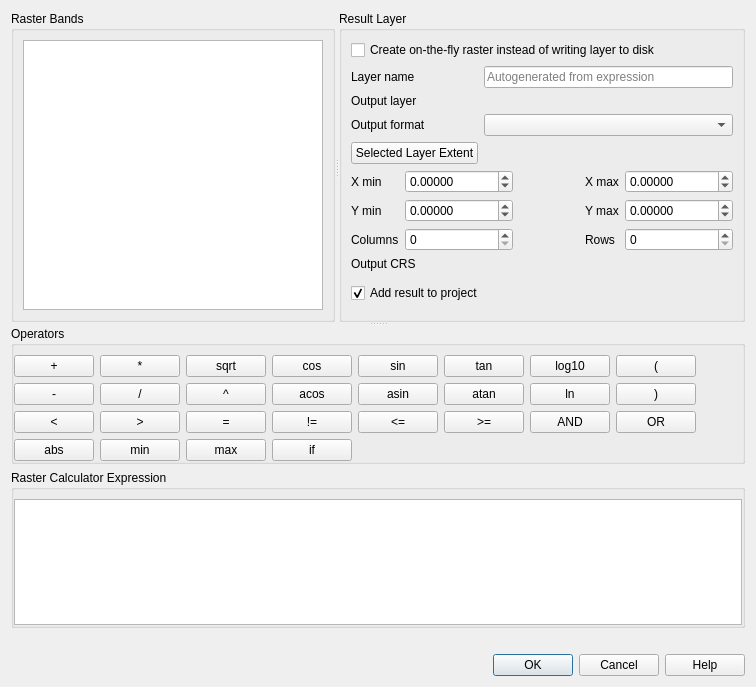
This is src/ui/qgsrastercalcdialogbase.ui in qgis/QGIS as Qt 5 draws it before an edit. The edited form follows.
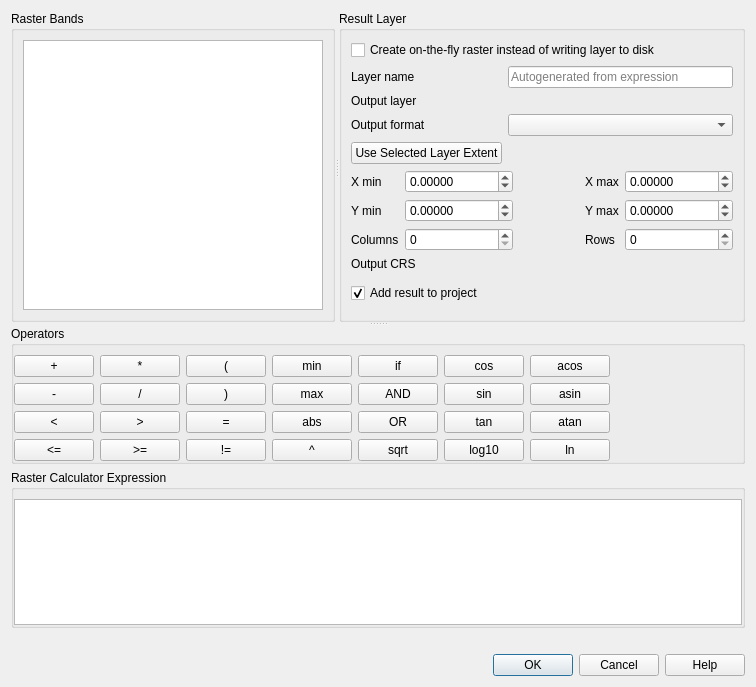
This is the edited form. Custom widgets are drawn as their Qt base class.

Commit message: Reorder the operators to match the mesh calc ones

Diff of the .ui file:
```diff
--- a/src/ui/qgsrastercalcdialogbase.ui
+++ b/src/ui/qgsrastercalcdialogbase.ui
@@ -246,7 +246,7 @@
         <item row="4" column="0">
          <widget class="QPushButton" name="mCurrentLayerExtentButton">
           <property name="text">
-           <string>Selected Layer Extent</string>
+           <string>Use Selected Layer Extent</string>
           </property>
          </widget>
         </item>
@@ -290,62 +290,6 @@
           <property name="bottomMargin">
            <number>0</number>
           </property>
-          <item row="2" column="11">
-           <widget class="QPushButton" name="mOrButton">
-            <property name="text">
-             <string notr="true">OR</string>
-            </property>
-           </widget>
-          </item>
-          <item row="1" column="10">
-           <widget class="QPushButton" name="mLnButton">
-            <property name="text">
-             <string notr="true">ln</string>
-            </property>
-           </widget>
-          </item>
-          <item row="2" column="6">
-           <widget class="QPushButton" name="mLesserEqualButton">
-            <property name="text">
-             <string notr="true">&lt;=</string>
-            </property>
-           </widget>
-          </item>
-          <item row="2" column="10">
-           <widget class="QPushButton" name="mAndButton">
-            <property name="text">
-             <string notr="true">AND</string>
-            </property>
-           </widget>
-          </item>
-          <item row="0" column="10">
-           <widget class="QPushButton" name="mLogButton">
-            <property name="text">
-             <string notr="true">log10</string>
-            </property>
-           </widget>
-          </item>
-          <item row="2" column="0">
-           <widget class="QPushButton" name="mLessButton">
-            <property name="text">
-             <string notr="true">&lt;</string>
-            </property>
-           </widget>
-          </item>
-          <item row="2" column="8">
-           <widget class="QPushButton" name="mGreaterEqualButton">
-            <property name="text">
-             <string notr="true">&gt;=</string>
-            </property>
-           </widget>
-          </item>
-          <item row="0" column="8">
-           <widget class="QPushButton" name="mTanButton">
-            <property name="text">
-             <string notr="true">tan</string>
-            </property>
-           </widget>
-          </item>
           <item row="0" column="0">
            <widget class="QPushButton" name="mPlusPushButton">
             <property name="text">
@@ -360,47 +304,96 @@
             </property>
            </widget>
           </item>
+          <item row="0" column="2">
+           <widget class="QPushButton" name="mOpenBracketPushButton">
+            <property name="text">
+             <string notr="true">(</string>
+            </property>
+           </widget>
+          </item>
+          <item row="0" column="3">
+           <widget class="QPushButton" name="mMinButton">
+            <property name="text">
+             <string notr="true">min</string>
+            </property>
+           </widget>
+          </item>
           <item row="0" column="4">
+           <widget class="QPushButton" name="mConditionalStatButton">
+            <property name="text">
+             <string notr="true">if</string>
+            </property>
+           </widget>
+          </item>
+          <item row="0" column="5">
            <widget class="QPushButton" name="mCosButton">
             <property name="text">
              <string notr="true">cos</string>
             </property>
            </widget>
           </item>
-          <item row="2" column="1">
-           <widget class="QPushButton" name="mGreaterButton">
-            <property name="text">
-             <string notr="true">&gt;</string>
-            </property>
-           </widget>
-          </item>
-          <item row="0" column="14">
-           <spacer name="horizontalSpacer_3">
-            <property name="orientation">
-             <enum>Qt::Horizontal</enum>
-            </property>
-            <property name="sizeHint" stdset="0">
-             <size>
-              <width>5</width>
-              <height>20</height>
-             </size>
-            </property>
-           </spacer>
-          </item>
-          <item row="1" column="8">
-           <widget class="QPushButton" name="mATanButton">
-            <property name="text">
-             <string notr="true">atan</string>
-            </property>
-           </widget>
-          </item>
-          <item row="1" column="4">
+          <item row="0" column="6">
            <widget class="QPushButton" name="mACosButton">
             <property name="text">
              <string notr="true">acos</string>
             </property>
            </widget>
           </item>
+          <item row="0" column="7">
+           <spacer name="horizontalSpacer_3">
+            <property name="orientation">
+             <enum>Qt::Horizontal</enum>
+            </property>
+            <property name="sizeHint" stdset="0">
+             <size>
+              <width>5</width>
+              <height>20</height>
+             </size>
+            </property>
+           </spacer>
+          </item>
+          <item row="1" column="0">
+           <widget class="QPushButton" name="mMinusPushButton">
+            <property name="text">
+             <string notr="true">-</string>
+            </property>
+           </widget>
+          </item>
+          <item row="1" column="1">
+           <widget class="QPushButton" name="mDividePushButton">
+            <property name="text">
+             <string notr="true">/</string>
+            </property>
+           </widget>
+          </item>
+          <item row="1" column="2">
+           <widget class="QPushButton" name="mCloseBracketPushButton">
+            <property name="text">
+             <string notr="true">)</string>
+            </property>
+           </widget>
+          </item>
+          <item row="1" column="3">
+           <widget class="QPushButton" name="mMaxButton">
+            <property name="text">
+             <string notr="true">max</string>
+            </property>
+           </widget>
+          </item>
+          <item row="1" column="4">
+           <widget class="QPushButton" name="mAndButton">
+            <property name="text">
+             <string notr="true">AND</string>
+            </property>
+           </widget>
+          </item>
+          <item row="1" column="5">
+           <widget class="QPushButton" name="mSinButton">
+            <property name="text">
+             <string notr="true">sin</string>
+            </property>
+           </widget>
+          </item>
           <item row="1" column="6">
            <widget class="QPushButton" name="mASinButton">
             <property name="text">
@@ -408,17 +401,17 @@
             </property>
            </widget>
           </item>
-          <item row="2" column="4">
-           <widget class="QPushButton" name="mNotEqualButton">
+          <item row="2" column="0">
+           <widget class="QPushButton" name="mLessButton">
             <property name="text">
-             <string notr="true">!=</string>
+             <string notr="true">&lt;</string>
             </property>
            </widget>
           </item>
-          <item row="1" column="11">
-           <widget class="QPushButton" name="mCloseBracketPushButton">
+          <item row="2" column="1">
+           <widget class="QPushButton" name="mGreaterButton">
             <property name="text">
-             <string notr="true">)</string>
+             <string notr="true">&gt;</string>
             </property>
            </widget>
           </item>
@@ -429,73 +422,80 @@
             </property>
            </widget>
           </item>
-          <item row="1" column="0">
-           <widget class="QPushButton" name="mMinusPushButton">
+          <item row="2" column="3">
+           <widget class="QPushButton" name="mAbsButton">
             <property name="text">
-             <string notr="true">-</string>
+             <string notr="true">abs</string>
             </property>
            </widget>
           </item>
-          <item row="0" column="11">
-           <widget class="QPushButton" name="mOpenBracketPushButton">
+          <item row="2" column="4">
+           <widget class="QPushButton" name="mOrButton">
             <property name="text">
-             <string notr="true">(</string>
+             <string notr="true">OR</string>
             </property>
            </widget>
           </item>
-          <item row="1" column="1">
-           <widget class="QPushButton" name="mDividePushButton">
+          <item row="2" column="5">
+           <widget class="QPushButton" name="mTanButton">
             <property name="text">
-             <string notr="true">/</string>
+             <string notr="true">tan</string>
             </property>
            </widget>
           </item>
-          <item row="1" column="2">
+          <item row="2" column="6">
+           <widget class="QPushButton" name="mATanButton">
+            <property name="text">
+             <string notr="true">atan</string>
+            </property>
+           </widget>
+          </item>
+          <item row="3" column="0">
+           <widget class="QPushButton" name="mLesserEqualButton">
+            <property name="text">
+             <string notr="true">&lt;=</string>
+            </property>
+           </widget>
+          </item>
+          <item row="3" column="1">
+           <widget class="QPushButton" name="mGreaterEqualButton">
+            <property name="text">
+             <string notr="true">&gt;=</string>
+            </property>
+           </widget>
+          </item>
+          <item row="3" column="2">
+           <widget class="QPushButton" name="mNotEqualButton">
+            <property name="text">
+             <string notr="true">!=</string>
+            </property>
+           </widget>
+          </item>
+          <item row="3" column="3">
            <widget class="QPushButton" name="mExpButton">
             <property name="text">
              <string notr="true">^</string>
             </property>
            </widget>
           </item>
-          <item row="0" column="6">
-           <widget class="QPushButton" name="mSinButton">
-            <property name="text">
-             <string notr="true">sin</string>
-            </property>
-           </widget>
-          </item>
-          <item row="0" column="2">
+          <item row="3" column="4">
            <widget class="QPushButton" name="mSqrtButton">
             <property name="text">
              <string notr="true">sqrt</string>
             </property>
            </widget>
           </item>
-          <item row="3" column="0">
-           <widget class="QPushButton" name="mAbsButton">
+          <item row="3" column="5">
+           <widget class="QPushButton" name="mLogButton">
             <property name="text">
-             <string notr="true">abs</string>
+             <string notr="true">log10</string>
             </property>
            </widget>
           </item>
-          <item row="3" column="1">
-           <widget class="QPushButton" name="mMinButton">
+          <item row="3" column="6">
+           <widget class="QPushButton" name="mLnButton">
             <property name="text">
-             <string notr="true">min</string>
-            </property>
-           </widget>
-          </item>
-          <item row="3" column="2">
-           <widget class="QPushButton" name="mMaxButton">
-            <property name="text">
-             <string notr="true">max</string>
-            </property>
-           </widget>
-          </item>
-          <item row="3" column="4">
-           <widget class="QPushButton" name="mConditionalStatButton">
-            <property name="text">
-             <string notr="true">if</string>
+             <string notr="true">ln</string>
             </property>
            </widget>
           </item>
```
Left out of the diff: 62 changed lines with no effect on the pictures.
